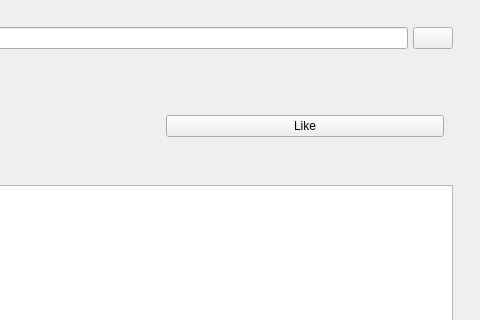
First picture: the form in gui/mainscreen.ui, repository blackjackmk/duckyfm, before the edit; both pictures show x 586 to 1066 and y 0 to 320 of the 1066 by 574 pixel window.
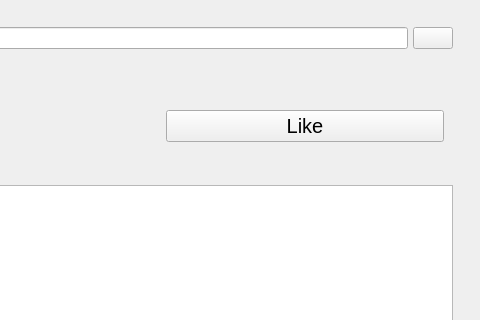
Second picture: the form after the edit. The open tabs and pages were chosen to show the change. Icons and pictures are not drawn.

Patch:
```diff
--- a/gui/mainscreen.ui
+++ b/gui/mainscreen.ui
@@ -1096,6 +1096,11 @@
               </item>
               <item>
                <widget class="QPushButton" name="like_album">
+                <property name="font">
+                 <font>
+                  <pointsize>15</pointsize>
+                 </font>
+                </property>
                 <property name="text">
                  <string>Like</string>
                 </property>
```
Left out of the diff: 2 changed lines with no effect on the pictures.
